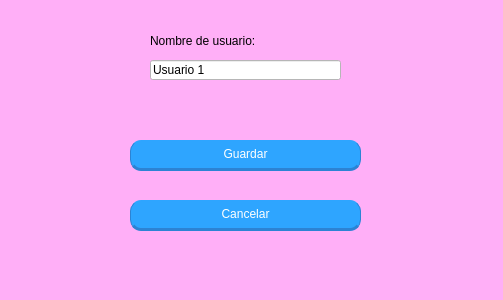
This is IG3.ui in lulacuna16/TT-2021-A004 as Qt 5 draws it before an edit. The edited form follows.
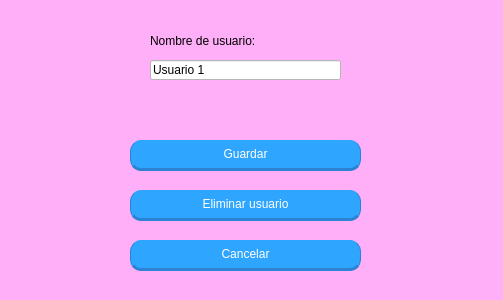
This is the edited form.

Commit message: Eliminar perfil/4 usuarios

The edit to the form file:
```diff
--- a/IG3.ui
+++ b/IG3.ui
@@ -96,7 +96,7 @@
    <property name="geometry">
     <rect>
      <x>130</x>
-     <y>200</y>
+     <y>240</y>
      <width>231</width>
      <height>31</height>
     </rect>
@@ -130,6 +130,44 @@
     <string>Cancelar</string>
    </property>
   </widget>
+  <widget class="QPushButton" name="botonEliminar">
+   <property name="geometry">
+    <rect>
+     <x>130</x>
+     <y>190</y>
+     <width>231</width>
+     <height>31</height>
+    </rect>
+   </property>
+   <property name="styleSheet">
+    <string notr="true">QPushButton{
+color: rgb(255, 255, 255);
+	background-color: rgb(46, 165, 255);
+	font: 12pt &quot;Segoe Print&quot;;
+	border-radius: 11px;
+	border:none;
+	border-left: 1px solid rgb(44, 131, 212);
+	border-right: 1px solid rgb(44, 131, 212);
+	border-bottom: 3px solid rgb(44, 131, 212);
+}
+QPushButton:hover{
+	background-color: rgb(14, 235, 255);
+	border-left: 1px solid rgb(44, 131, 212);
+	border-right: 1px solid rgb(44, 131, 212);
+	border-bottom: 3px solid rgb(44, 131, 212);
+}
+QPushButton:pressed{
+	background-color: rgb(40, 170, 221);
+	border-left: 1px solid rgb(44, 131, 212);
+	border-right: 1px solid rgb(44, 131, 212);
+	border-top: 3px solid rgb(44, 131, 212);
+	border-bottomr: none;
+}</string>
+   </property>
+   <property name="text">
+    <string>Eliminar usuario</string>
+   </property>
+  </widget>
  </widget>
  <resources/>
  <connections/>
```
The commit also changes 8 other files.
